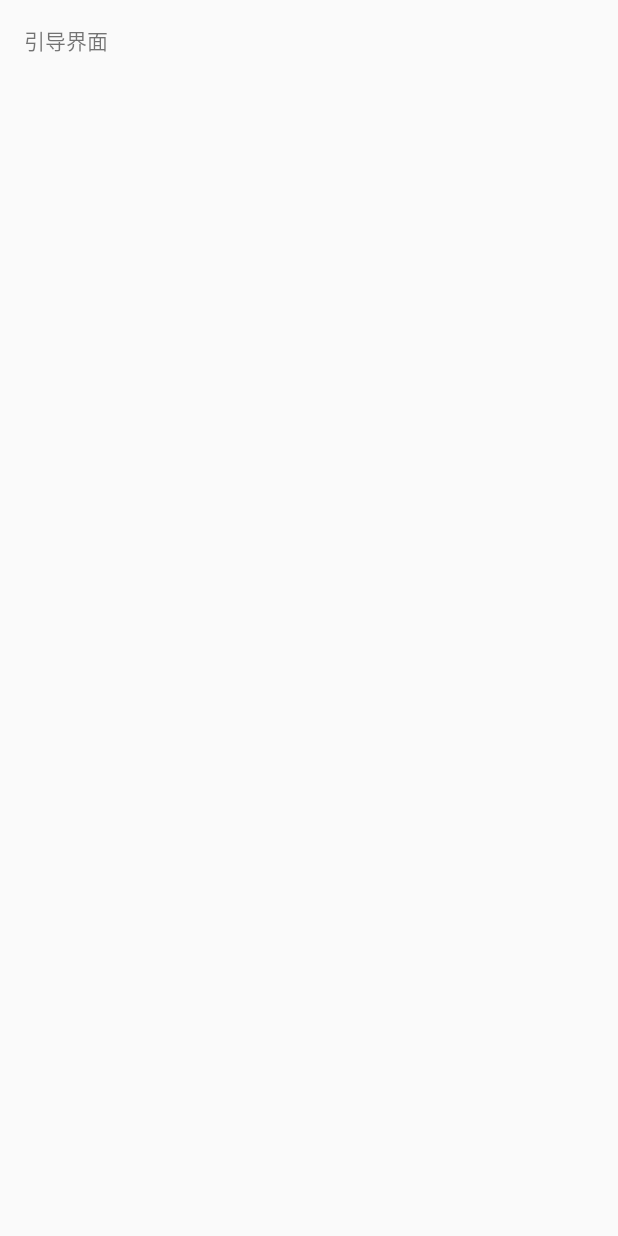
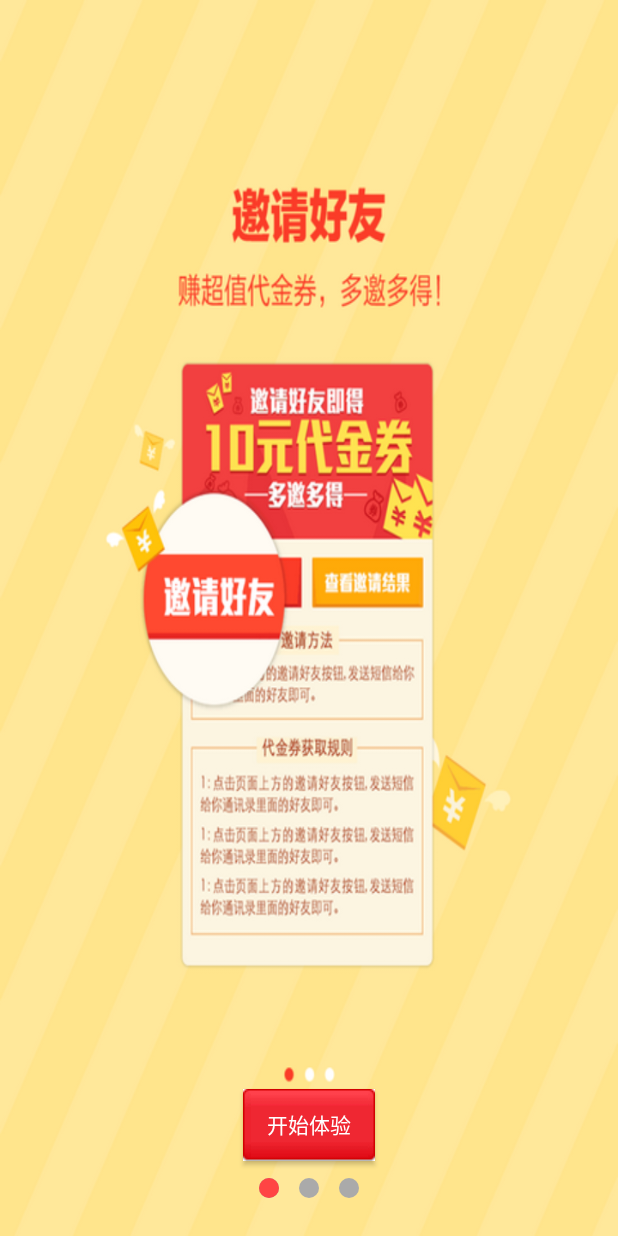
Before and after one commit to mazhiman/EMall, an Android app: the screen it shows after launch (GuideActivity), on a phone screen of 412 x 824 dp. Before the commit the screen is almost empty. Run offline under Robolectric (Android 15) with nearby library versions, the phone set to English and light mode, and no system bars.

Commit message:
第一次进入，引导页面优化

```diff
--- a/app/src/main/java/com/example/em/GuideActivity.java
+++ b/app/src/main/java/com/example/em/GuideActivity.java
@@ -1,13 +1,85 @@
 package com.example.em;
 
+import android.support.v4.view.PagerAdapter;
+import android.support.v4.view.ViewPager;
 import android.support.v7.app.AppCompatActivity;
 import android.os.Bundle;
+import android.view.View;
+import android.view.ViewGroup;
+import android.widget.ImageView;
+import android.widget.LinearLayout;
+
+import java.util.ArrayList;
 
 public class GuideActivity extends AppCompatActivity {
+    private static final int[] mImageIDs=
+            new int[]{R.drawable.guide_1, R.drawable.guide_2, R.drawable.guide_3};
+    private ArrayList<ImageView> viewList;
+    private LinearLayout llPoint;
+    private ViewPager viewPager;
 
     @Override
     protected void onCreate(Bundle savedInstanceState) {
         super.onCreate(savedInstanceState);
         setContentView(R.layout.activity_guide);
+        viewPager = (ViewPager) findViewById(R.id.vp);
+        llPoint = (LinearLayout) findViewById(R.id.ll_point_group);
+        initGuideViews();
+        viewPager.setAdapter(new GuideAdaper());
+
+    }
+
+    /**
+     * 初始化引导界面
+     */
+    private void initGuideViews() {
+        viewList = new ArrayList<ImageView>();
+        for (int i=0;i<mImageIDs.length;i++) {
+            //设置引导页当前内容
+            ImageView imageView = new ImageView(this);
+            //设置当前引导页背景
+            imageView.setBackgroundResource(mImageIDs[i]);
+            viewList.add(imageView);
+        }
+        //动态加载小灰点
+        for (int i=0;i<mImageIDs.length;i++) {
+            View point = new View(this);
+            point.setBackgroundResource(R.drawable.shape_point_gray);
+            //设置灰色小圆点大小
+            LinearLayout.LayoutParams params =
+                    new LinearLayout.LayoutParams(20,20);
+            if (i>0) {
+                //设置小圆点间间距，第一个小圆点不用设置
+                params.leftMargin = 20;
+            }
+            point.setLayoutParams(params);
+            //为线性布局添加灰色圆点
+            llPoint.addView(point);
+        }
+    }
+
+    class GuideAdaper extends PagerAdapter {
+
+        @Override
+        public int getCount() {
+            return mImageIDs.length;
+        }
+
+        @Override
+        public boolean isViewFromObject(View view, Object object) {
+            return view==object;
+        }
+
+        @Override
+        public Object instantiateItem(ViewGroup container, int position) {
+            container.addView(viewList.get(position));
+            return viewList.get(position);
+        }
+
+        @Override
+        public void destroyItem(ViewGroup container, int position, Object object) {
+            container.removeView((View) object);
+            //container.removeView(viewList.get(position));
+        }
     }
 }
--- /dev/null
+++ b/app/src/main/res/drawable-hdpi/btn_guide_selector.xml
@@ -0,0 +1,5 @@
+<?xml version="1.0" encoding="utf-8"?>
+<selector xmlns:android="http://schemas.android.com/apk/res/android">
+    <item android:state_pressed="true" android:drawable="@drawable/button_red_pressed"/>
+    <item android:drawable="@drawable/button_red_normal"/>
+</selector>
--- /dev/null
+++ b/app/src/main/res/drawable-hdpi/btn_guide_text_selector.xml
@@ -0,0 +1,5 @@
+<?xml version="1.0" encoding="utf-8"?>
+<selector xmlns:android="http://schemas.android.com/apk/res/android">
+    <item android:state_pressed="true" android:color="@android:color/black"/>
+    <item android:color="@android:color/white"/>
+</selector>
--- /dev/null
+++ b/app/src/main/res/drawable-hdpi/shape_point_gray.xml
@@ -0,0 +1,7 @@
+<?xml version="1.0" encoding="utf-8"?>
+<shape xmlns:android="http://schemas.android.com/apk/res/android"
+    android:shape="oval" >
+    <solid
+        android:color="@android:color/darker_gray"/>
+
+</shape>
--- /dev/null
+++ b/app/src/main/res/drawable-hdpi/shape_point_red.xml
@@ -0,0 +1,7 @@
+<?xml version="1.0" encoding="utf-8"?>
+<shape xmlns:android="http://schemas.android.com/apk/res/android"
+    android:shape="oval" >
+    <solid
+        android:color="@android:color/holo_red_light"/>
+
+</shape>
--- a/app/src/main/res/layout/activity_guide.xml
+++ b/app/src/main/res/layout/activity_guide.xml
@@ -4,14 +4,49 @@
     android:id="@+id/activity_guide"
     android:layout_width="match_parent"
     android:layout_height="match_parent"
-    android:paddingBottom="@dimen/activity_vertical_margin"
-    android:paddingLeft="@dimen/activity_horizontal_margin"
-    android:paddingRight="@dimen/activity_horizontal_margin"
-    android:paddingTop="@dimen/activity_vertical_margin"
     tools:context="com.example.em.GuideActivity">
-    <TextView
+
+    <!--viewpager-->
+    <android.support.v4.view.ViewPager
+        android:id="@+id/vp"
+        android:layout_width="match_parent"
+        android:layout_height="match_parent">
+
+    </android.support.v4.view.ViewPager>
+
+    <Button
+        android:id="@+id/btn_start"
         android:layout_width="wrap_content"
         android:layout_height="wrap_content"
-        android:text="引导界面" />
+        android:layout_marginBottom="50dp"
+        android:layout_centerHorizontal="true"
+        android:layout_alignParentBottom="true"
+        android:background="@drawable/btn_guide_selector"
+        android:textColor="@drawable/btn_guide_text_selector"
+        android:text="@string/start_entrence" />
+    <RelativeLayout
+        android:layout_width="wrap_content"
+        android:layout_height="wrap_content"
+        android:layout_centerHorizontal="true"
+        android:layout_alignParentBottom="true"
+        android:layout_marginBottom="25dp">
+
+        <LinearLayout
+            android:id="@+id/ll_point_group"
+            android:orientation="horizontal"
+            android:layout_width="wrap_content"
+            android:layout_height="wrap_content">
+
+        </LinearLayout>
+
+        <View
+            android:layout_width="20px"
+            android:layout_height="20px"
+            android:background="@drawable/shape_point_red">
+
+        </View>
+
+    </RelativeLayout>
+
 
 </RelativeLayout>
--- a/app/src/main/res/values/strings.xml
+++ b/app/src/main/res/values/strings.xml
@@ -1,4 +1,5 @@
 <resources>
     <string name="app_name">EM</string>
     <string name="RightInfo">© All Right Reserved ZhiMan</string>
+    <string name="start_entrence">开始体验</string>
 </resources>
```
Also changed, not shown: app/src/main/res/drawable/button_red_normal.9.png (added), app/src/main/res/drawable/button_red_pressed.9.png (added).
